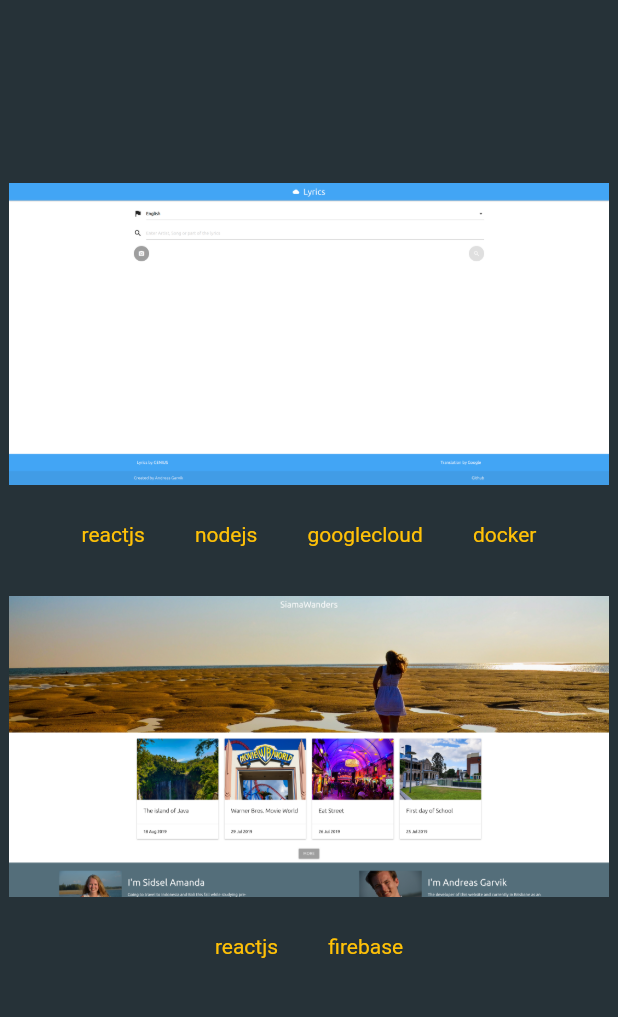
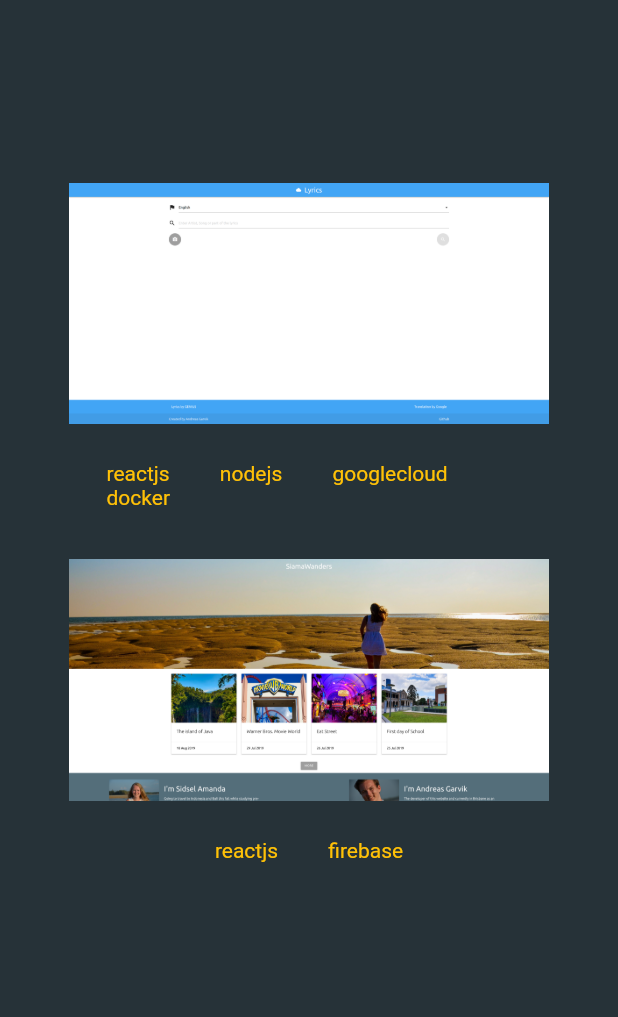
Before and after one commit to andreasgarvik/portfolio, a Flutter app: the Cv screen opened directly, after a tap on "home", after a tap on "work", on a phone screen of 412 x 824 dp, the part 57-1074 px from its top. Run offline on Flutter 3.47's test engine with Material 2 defaults, Android fonts, the light colour scheme and no system bars; our stand-ins replace animated_text_kit; missing offline and left inert: dart:html.

Commit message:
Padding adjustment :sparkles:

```diff
--- a/lib/src/screens/cv.dart
+++ b/lib/src/screens/cv.dart
@@ -8,10 +8,7 @@ class Cv extends StatelessWidget {
     return Scaffold(
       appBar: Nav(),
       body: Center(
-        child: SizedBox(
-          width: 450,
-          child: CvList(),
-        ),
+        child: CvList(),
       ),
       backgroundColor: Colors.blueGrey[900],
     );
--- a/lib/src/screens/home.dart
+++ b/lib/src/screens/home.dart
@@ -8,12 +8,15 @@ class Home extends StatelessWidget {
   Widget build(BuildContext context) {
     return Scaffold(
       appBar: Nav(),
-      body: SizedBox.expand(
+      body: Center(
+        child: SizedBox(
+          height: 160.0,
+          width: 360.0,
           child: Column(
-          mainAxisAlignment: MainAxisAlignment.center,
+            mainAxisAlignment: MainAxisAlignment.start,
             children: <Widget>[
               Container(
-              margin: EdgeInsets.only(left: 25.0, bottom: 50.0),
+                margin: EdgeInsets.only(left: 22.0, bottom: 25.0),
                 child: SizedBox(
                   height: 60.0,
                   width: 360.0,
@@ -32,6 +35,7 @@ class Home extends StatelessWidget {
             ],
           ),
         ),
+      ),
       backgroundColor: Colors.blueGrey[900],
     );
   }
--- a/lib/src/screens/work.dart
+++ b/lib/src/screens/work.dart
@@ -8,6 +8,8 @@ class Work extends StatelessWidget {
     return Scaffold(
       appBar: Nav(),
       body: Center(
+        child: Padding(
+          padding: const EdgeInsets.symmetric(horizontal: 42.0),
           child: ListView(
             padding: EdgeInsets.only(top: 100.0),
             children: <Widget>[
@@ -24,6 +26,7 @@ class Work extends StatelessWidget {
             ],
           ),
         ),
+      ),
       backgroundColor: Colors.blueGrey[900],
     );
   }
--- a/lib/src/widgets/cv_list.dart
+++ b/lib/src/widgets/cv_list.dart
@@ -65,11 +65,15 @@ class _CvListState extends State<CvList> {
 
   @override
   Widget build(BuildContext context) {
-    return Container(
-      margin: EdgeInsets.only(top: 50.0, left: 30.0, right: 30.0, bottom: 50.0),
-      child: AnimatedList(
-        key: _listKey,
-        itemBuilder: _buildItem,
+    return SizedBox(
+      width: 600.0,
+      child: Container(
+        margin:
+            EdgeInsets.only(top: 50.0, left: 30.0, right: 30.0, bottom: 50.0),
+        child: AnimatedList(
+          key: _listKey,
+          itemBuilder: _buildItem,
+        ),
       ),
     );
   }
--- a/lib/src/widgets/social.dart
+++ b/lib/src/widgets/social.dart
@@ -13,10 +13,10 @@ class Social extends StatelessWidget {
 
   @override
   Widget build(BuildContext context) {
-    return SizedBox(
-      width: 515.0,
+    return Padding(
+      padding: const EdgeInsets.only(left: 25.0, right: 32.0),
       child: Row(
-        mainAxisAlignment: MainAxisAlignment.spaceEvenly,
+        mainAxisAlignment: MainAxisAlignment.spaceBetween,
         children: <Widget>[
           MouseCursor(
             child: GestureDetector(
```
Lines whose indentation alone changed are shown as unchanged.
